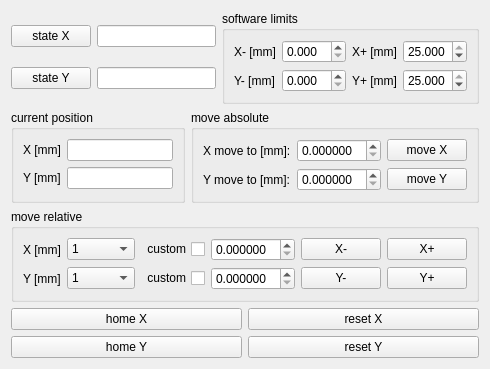
First picture: the form in instruments/newport_CONEX_MFA_CC_XY.ui, repository dean-nanomol/nanomol, before the edit.
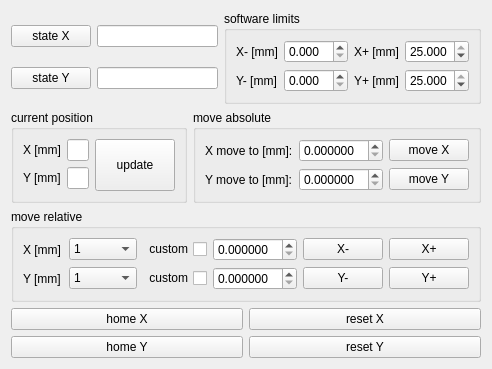
Second picture: the form after the edit.

Commit message: update CONEX_MFA_CC ui

```diff
--- a/instruments/newport_CONEX_MFA_CC_XY.ui
+++ b/instruments/newport_CONEX_MFA_CC_XY.ui
@@ -6,7 +6,7 @@
    <rect>
     <x>0</x>
     <y>0</y>
-    <width>452</width>
+    <width>491</width>
     <height>357</height>
    </rect>
   </property>
@@ -168,6 +168,10 @@
        <property name="title">
         <string>current position</string>
        </property>
+       <layout class="QHBoxLayout" name="horizontalLayout_15">
+        <item>
+         <layout class="QHBoxLayout" name="horizontalLayout_5">
+          <item>
        <layout class="QVBoxLayout" name="verticalLayout_3">
         <item>
          <layout class="QHBoxLayout" name="horizontalLayout_4">
@@ -188,7 +192,7 @@
          </layout>
         </item>
         <item>
-         <layout class="QHBoxLayout" name="horizontalLayout_5">
+             <layout class="QHBoxLayout" name="horizontalLayout_16">
           <item>
            <widget class="QLabel" name="label_2">
             <property name="text">
@@ -200,6 +204,23 @@
            <widget class="QLineEdit" name="position_Y_lineEdit">
             <property name="readOnly">
              <bool>true</bool>
+                </property>
+               </widget>
+              </item>
+             </layout>
+            </item>
+           </layout>
+          </item>
+          <item>
+           <widget class="QPushButton" name="update_position_pushButton">
+            <property name="sizePolicy">
+             <sizepolicy hsizetype="Minimum" vsizetype="Minimum">
+              <horstretch>0</horstretch>
+              <verstretch>0</verstretch>
+             </sizepolicy>
+            </property>
+            <property name="text">
+             <string>update</string>
             </property>
            </widget>
           </item>
```
Left out of the diff: 2 changed lines with no effect on the pictures. Lines whose indentation alone changed are shown as unchanged. The commit also changes 1 other file.
